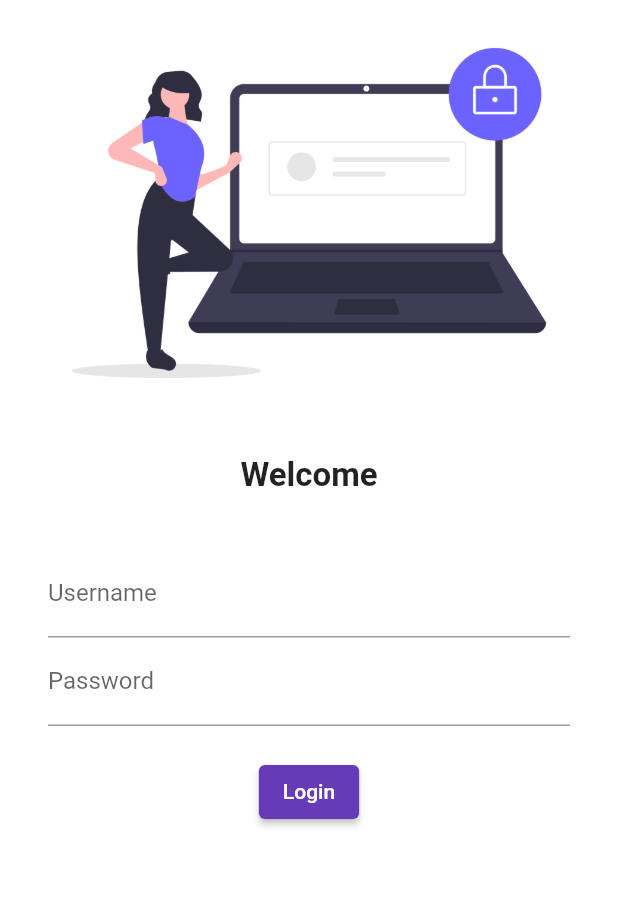
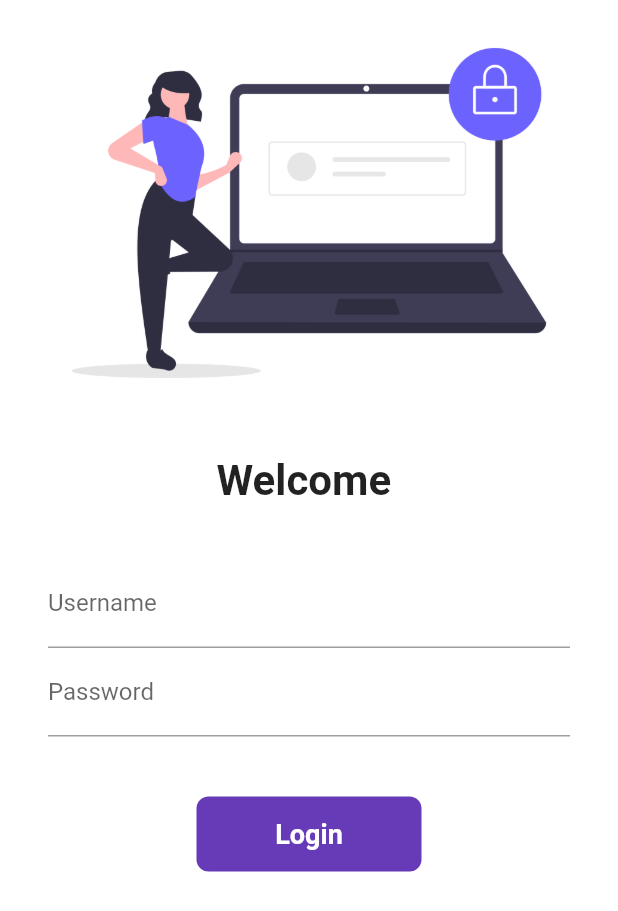
Before and after one commit to amanpatel25/FlutterTutorial, a Flutter app: the screen it shows after launch, on a phone screen of 412 x 824 dp. Shown: the top 911 px of the screen. Run offline on Flutter 3.47's test engine with Material 2 defaults, Android fonts, the phone set to English and light mode, and no system bars.

Commit message:
day 5 completed

```diff
--- a/lib/main.dart
+++ b/lib/main.dart
@@ -1,5 +1,6 @@
 import 'package:flutter/material.dart';
 import 'package:testflutter/pages/login_page.dart';
+import 'package:testflutter/utils/routes.dart';
 
 import 'pages/home_page.dart';
 
@@ -20,8 +21,8 @@ class MyApp extends StatelessWidget {
       ),
       routes: {
         "/": (context) => LoginPage(),
-        "/home": (context) => HomePage(),
-        "/login": (context) => LoginPage(),
+        MyRoutes.homeRoute: (context) => HomePage(),
+        MyRoutes.loginRoute: (context) => LoginPage(),
       },
     );
   }
--- a/lib/pages/login_page.dart
+++ b/lib/pages/login_page.dart
@@ -1,12 +1,20 @@
 import 'package:flutter/material.dart';
+import 'package:testflutter/utils/routes.dart';
 
-class LoginPage extends StatelessWidget {
+class LoginPage extends StatefulWidget {
+  @override
+  State<LoginPage> createState() => _LoginPageState();
+}
+
+class _LoginPageState extends State<LoginPage> {
+  String name = "";
+  bool changeButton = false;
   //const LoginPage({super.key});
-
   @override
   Widget build(BuildContext context) {
     return Material(
         color: Colors.white,
+        child: SingleChildScrollView(
           child: Column(
             children: [
               Image.asset("assets/images/login_image.png"),
@@ -14,9 +22,9 @@ class LoginPage extends StatelessWidget {
                 height: 20.0,
               ),
               Text(
-              "Welcome",
+                "Welcome $name",
                 style: TextStyle(
-                fontSize: 22,
+                  fontSize: 28,
                   fontWeight: FontWeight.bold,
                 ),
               ),
@@ -24,8 +32,8 @@ class LoginPage extends StatelessWidget {
                 height: 20.0,
               ),
               Padding(
-              padding:
-                  const EdgeInsets.symmetric(vertical: 16.0, horizontal: 32.0),
+                padding: const EdgeInsets.symmetric(
+                    vertical: 16.0, horizontal: 32.0),
                 child: Column(
                   children: [
                     TextFormField(
@@ -33,6 +41,10 @@ class LoginPage extends StatelessWidget {
                         hintText: "Enter Username",
                         labelText: "Username",
                       ),
+                      onChanged: (value) {
+                        name = value;
+                        setState(() {});
+                      },
                     ),
                     TextFormField(
                       decoration: InputDecoration(
@@ -42,17 +54,52 @@ class LoginPage extends StatelessWidget {
                       obscureText: true,
                     ),
                     SizedBox(
-                    height: 20.0,
+                      height: 40.0,
                     ),
-                  ElevatedButton(
-                      onPressed: (() {
-                        print("Pressed Login Buton");
-                      }),
-                      child: Text("Login"))
+                    InkWell(
+                      onTap: () async {
+                        setState(() {
+                          changeButton = true;
+                        });
+                        await Future.delayed(Duration(seconds: 1));
+                        Navigator.pushNamed(context, MyRoutes.homeRoute);
+                      },
+                      child: AnimatedContainer(
+                        duration: Duration(seconds: 1),
+                        width: changeButton ? 50 : 150,
+                        height: 50,
+                        alignment: Alignment.center,
+                        child: changeButton
+                            ? Icon(
+                                Icons.done,
+                                color: Colors.white,
+                              )
+                            : Text(
+                                "Login",
+                                style: TextStyle(
+                                    color: Colors.white,
+                                    fontWeight: FontWeight.bold,
+                                    fontSize: 18),
+                              ),
+                        decoration: BoxDecoration(
+                            color: Colors.deepPurple,
+                            borderRadius:
+                                BorderRadius.circular(changeButton ? 50 : 8)),
+                      ),
+                    )
+                    // ElevatedButton(
+                    //   onPressed: (() {
+                    //     //print("Pressed Login Buton");
+                    //     Navigator.pushNamed(context, MyRoutes.homeRoute);
+                    //   }),
+                    //   child: Text("Login"),
+                    //   style: TextButton.styleFrom(minimumSize: Size(100, 50)),
+                    // )
                   ],
                 ),
               )
             ],
+          ),
         ));
   }
 }
--- /dev/null
+++ b/lib/utils/routes.dart
@@ -0,0 +1,4 @@
+class MyRoutes {
+  static String loginRoute = "/login";
+  static String homeRoute = "/home";
+}
```
Lines whose indentation alone changed are shown as unchanged.
